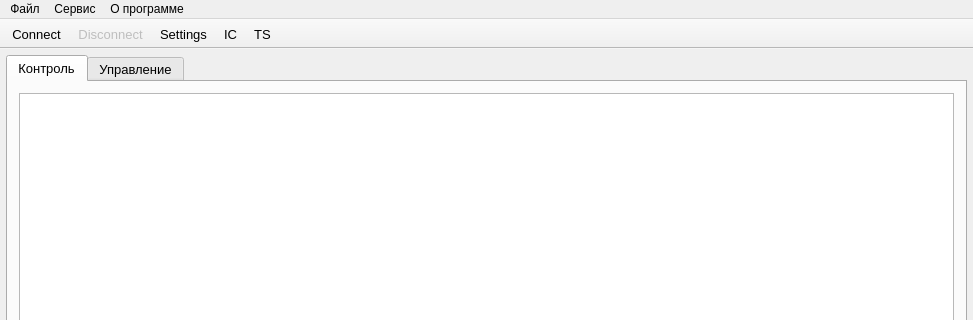
The window that mainwindow.ui (MicroKoder/QIEC104) describes before a commit, drawn with Qt 5; both pictures show x 0 to 973 and y 0 to 320 of the 973 by 632 pixel window.
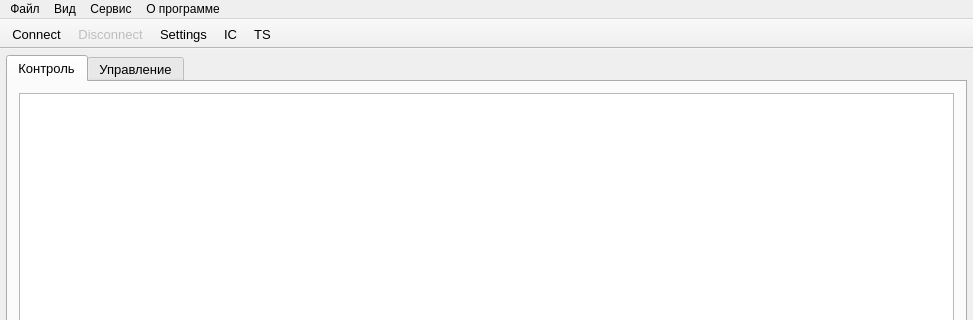
The same window after the commit. Icons and pictures are not drawn.

```diff
--- a/mainwindow.ui
+++ b/mainwindow.ui
@@ -172,7 +172,14 @@
     <addaction name="action_settings"/>
     <addaction name="action_params"/>
    </widget>
+   <widget class="QMenu" name="menu_2">
+    <property name="title">
+     <string>Вид</string>
+    </property>
+    <addaction name="action_3"/>
+   </widget>
    <addaction name="menu_file"/>
+   <addaction name="menu_2"/>
    <addaction name="menu"/>
    <addaction name="menu_about"/>
   </widget>
```
Left out of the diff: 5 changed lines with no effect on the pictures.
